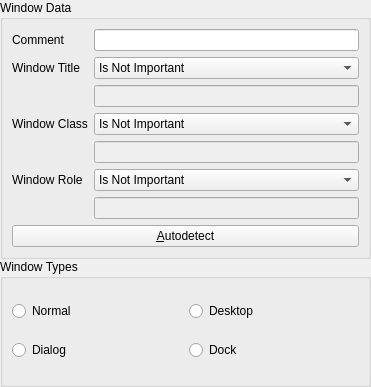
Qt form kcm_hotkeys/helper_widgets/window_definition_widget.ui (KDE/khotkeys) before a commit.
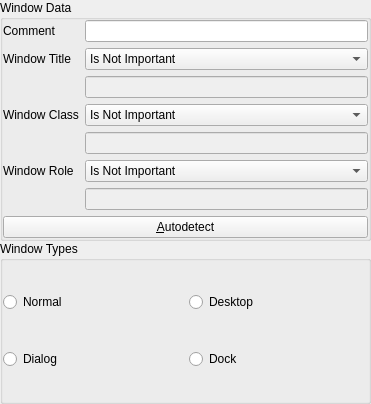
The same form after that commit. Custom widgets are drawn as their Qt base class.

Commit message: Try to remove some double margins. I hope it is now better than before ... i'm not sure :-)

Diff of the .ui file:
```diff
--- a/kcm_hotkeys/helper_widgets/window_definition_widget.ui
+++ b/kcm_hotkeys/helper_widgets/window_definition_widget.ui
@@ -6,7 +6,7 @@
     <x>0</x>
     <y>0</y>
     <width>371</width>
-    <height>387</height>
+    <height>404</height>
    </rect>
   </property>
   <property name="windowTitle" >
@@ -25,6 +25,9 @@
       <string>Window Data</string>
      </property>
      <layout class="QVBoxLayout" name="verticalLayout_2" >
+      <property name="margin" >
+       <number>0</number>
+      </property>
       <item>
        <layout class="QGridLayout" name="gridLayout" >
         <item row="0" column="0" >
@@ -214,6 +217,9 @@
       <string>Window Types</string>
      </property>
      <layout class="QGridLayout" name="gridLayout_2" >
+      <property name="margin" >
+       <number>0</number>
+      </property>
       <item row="0" column="0" >
        <widget class="QRadioButton" name="type_normal" >
         <property name="text" >
```
The commit also changes 8 other files.
